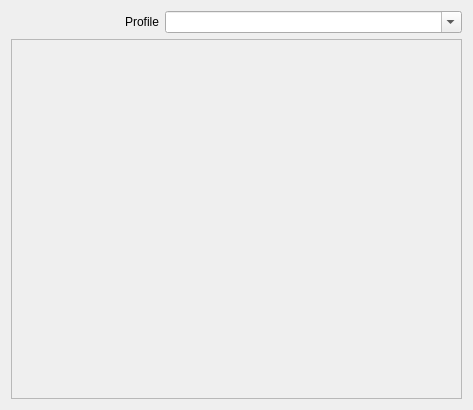
Old version of the form sources/gui/src/newprofilewidget.ui in the repository arcan1s/netctl-gui.
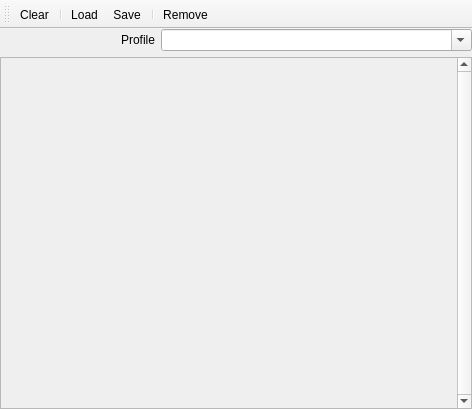
New version of the form. Icons and pictures are not drawn.

Commit message: edit ui * remove margins * create more pretty toolbars * edit toolbar update action (s/setVisible/setEnabled/g)

```diff
--- a/sources/gui/src/newprofilewidget.ui
+++ b/sources/gui/src/newprofilewidget.ui
@@ -1,19 +1,20 @@
 <?xml version="1.0" encoding="UTF-8"?>
 <ui version="4.0">
  <class>NewProfileWidget</class>
- <widget class="QWidget" name="NewProfileWidget">
+ <widget class="QMainWindow" name="NewProfileWidget">
   <property name="geometry">
    <rect>
     <x>0</x>
     <y>0</y>
-    <width>473</width>
-    <height>410</height>
+    <width>472</width>
+    <height>409</height>
    </rect>
   </property>
-  <property name="windowTitle">
-   <string>Form</string>
-  </property>
+  <widget class="QWidget" name="centralwidget">
   <layout class="QVBoxLayout" name="verticalLayout">
+    <property name="margin">
+     <number>0</number>
+    </property>
    <item>
     <layout class="QHBoxLayout" name="layout_profile">
      <item>
@@ -52,6 +53,9 @@
    </item>
    <item>
     <widget class="QScrollArea" name="scrollArea">
+      <property name="verticalScrollBarPolicy">
+       <enum>Qt::ScrollBarAlwaysOn</enum>
+      </property>
      <property name="widgetResizable">
       <bool>true</bool>
      </property>
@@ -60,8 +64,8 @@
        <rect>
         <x>0</x>
         <y>0</y>
-        <width>457</width>
-        <height>363</height>
+         <width>461</width>
+         <height>342</height>
        </rect>
       </property>
       <property name="sizePolicy">
@@ -70,11 +74,91 @@
         <verstretch>0</verstretch>
        </sizepolicy>
       </property>
-      <layout class="QVBoxLayout" name="scrollArea_layout"/>
+       <layout class="QVBoxLayout" name="scrollArea_layout">
+        <property name="margin">
+         <number>0</number>
+        </property>
+       </layout>
      </widget>
     </widget>
    </item>
   </layout>
+  </widget>
+  <widget class="QToolBar" name="toolBar">
+   <property name="windowTitle">
+    <string>New profile toolbar</string>
+   </property>
+   <property name="toolButtonStyle">
+    <enum>Qt::ToolButtonFollowStyle</enum>
+   </property>
+   <attribute name="toolBarArea">
+    <enum>TopToolBarArea</enum>
+   </attribute>
+   <attribute name="toolBarBreak">
+    <bool>false</bool>
+   </attribute>
+   <addaction name="actionClear"/>
+   <addaction name="separator"/>
+   <addaction name="actionLoad"/>
+   <addaction name="actionSave"/>
+   <addaction name="separator"/>
+   <addaction name="actionRemove"/>
+  </widget>
+  <action name="actionClear">
+   <property name="icon">
+    <iconset theme="edit-clear">
+     <normaloff/>
+    </iconset>
+   </property>
+   <property name="text">
+    <string>Clear</string>
+   </property>
+   <property name="toolTip">
+    <string>Clear data</string>
+   </property>
+   <property name="shortcut">
+    <string>Ctrl+R</string>
+   </property>
+  </action>
+  <action name="actionLoad">
+   <property name="icon">
+    <iconset theme="document-open">
+     <normaloff/>
+    </iconset>
+   </property>
+   <property name="text">
+    <string>Load</string>
+   </property>
+   <property name="toolTip">
+    <string>Load selected profile</string>
+   </property>
+  </action>
+  <action name="actionSave">
+   <property name="icon">
+    <iconset theme="document-save">
+     <normaloff/>
+    </iconset>
+   </property>
+   <property name="text">
+    <string>Save</string>
+   </property>
+   <property name="toolTip">
+    <string>Save selected profile</string>
+   </property>
+  </action>
+  <action name="actionRemove">
+   <property name="icon">
+    <iconset theme="edit-delete">
+     <normaloff/>
+    </iconset>
+   </property>
+   <property name="text">
+    <string>Remove</string>
+   </property>
+   <property name="toolTip">
+    <string>Remove selected profile</string>
+   </property>
+  </action>
  </widget>
  <resources/>
  <connections/>
```
Lines whose indentation alone changed are shown as unchanged. The commit also changes 31 other files.
